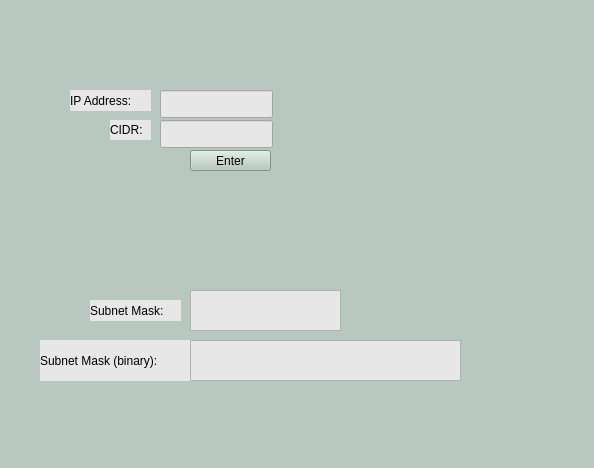
Above: UI/mainwindow.ui from cholmcdowell/Zubnetting-Basic-Subnetting-Tool-Program before the change. Below: the same form after it.
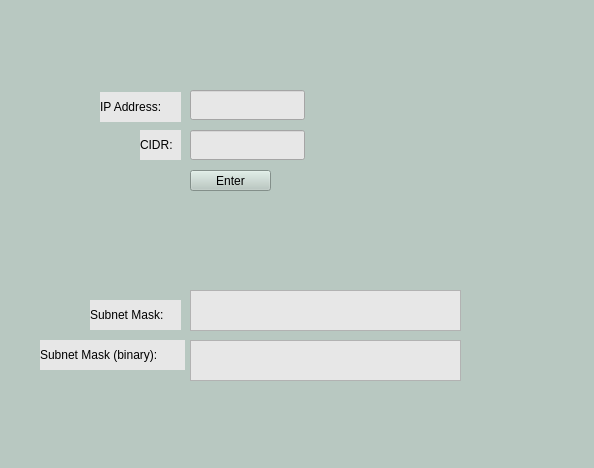
That is the form after the change.

Commit message: lbls and txt box sized

What changed in the file:
```diff
--- a/UI/mainwindow.ui
+++ b/UI/mainwindow.ui
@@ -20,10 +20,10 @@
    <widget class="QLabel" name="lblIP">
     <property name="geometry">
      <rect>
-      <x>70</x>
-      <y>90</y>
+      <x>100</x>
+      <y>92</y>
       <width>81</width>
-      <height>21</height>
+      <height>30</height>
      </rect>
     </property>
     <property name="font">
@@ -45,10 +45,10 @@
    <widget class="QLabel" name="lblCIDR">
     <property name="geometry">
      <rect>
-      <x>110</x>
-      <y>120</y>
+      <x>140</x>
+      <y>130</y>
       <width>41</width>
-      <height>20</height>
+      <height>30</height>
      </rect>
     </property>
     <property name="font">
@@ -70,10 +70,10 @@
    <widget class="QLineEdit" name="txtIP">
     <property name="geometry">
      <rect>
-      <x>160</x>
+      <x>190</x>
       <y>90</y>
-      <width>113</width>
-      <height>28</height>
+      <width>115</width>
+      <height>30</height>
      </rect>
     </property>
     <property name="styleSheet">
@@ -83,10 +83,10 @@
    <widget class="QLineEdit" name="txtCIDR">
     <property name="geometry">
      <rect>
-      <x>160</x>
-      <y>120</y>
-      <width>113</width>
-      <height>28</height>
+      <x>190</x>
+      <y>130</y>
+      <width>115</width>
+      <height>30</height>
      </rect>
     </property>
     <property name="styleSheet">
@@ -97,7 +97,7 @@
     <property name="geometry">
      <rect>
       <x>190</x>
-      <y>150</y>
+      <y>170</y>
       <width>81</width>
       <height>21</height>
      </rect>
@@ -112,7 +112,7 @@
       <x>90</x>
       <y>300</y>
       <width>91</width>
-      <height>21</height>
+      <height>30</height>
      </rect>
     </property>
     <property name="font">
@@ -136,7 +136,7 @@
      <rect>
       <x>190</x>
       <y>290</y>
-      <width>151</width>
+      <width>271</width>
       <height>41</height>
      </rect>
     </property>
@@ -149,8 +149,8 @@
      <rect>
       <x>40</x>
       <y>340</y>
-      <width>151</width>
-      <height>41</height>
+      <width>145</width>
+      <height>30</height>
      </rect>
     </property>
     <property name="font">
```
